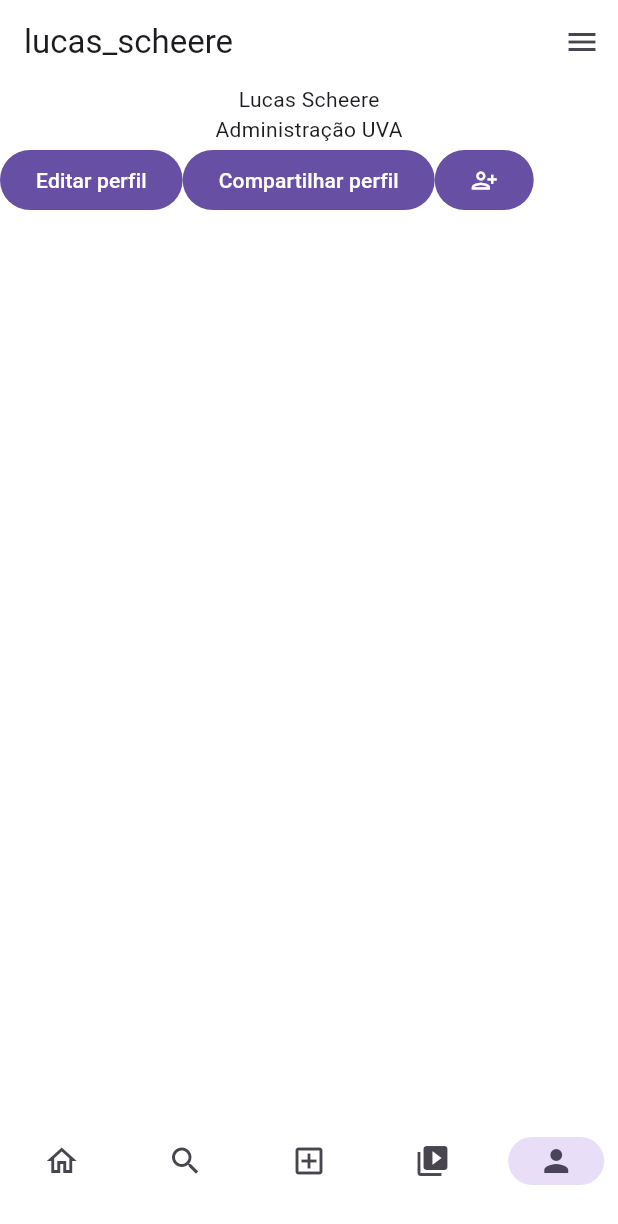
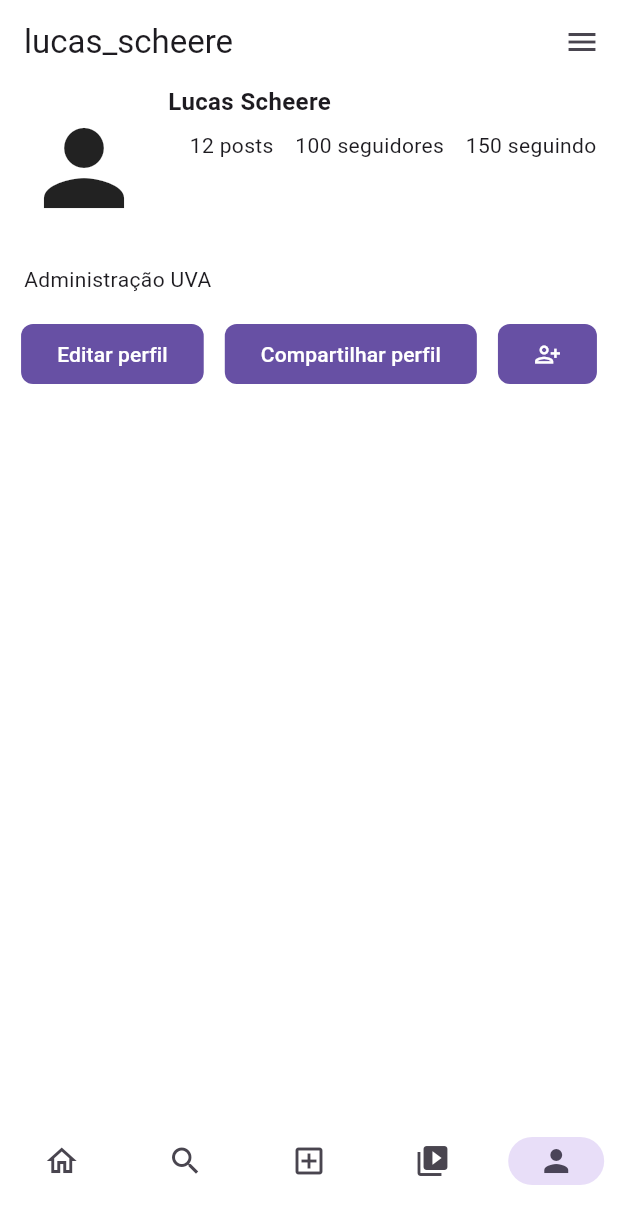
Before and after one commit to Lucasscheere/clone_instagram, a Flutter app: the screen it shows after launch, item 5 of the bottom bar chosen, on a phone screen of 412 x 824 dp. Shown: the top 1224 px of the screen. Run offline on Flutter 3.47's test engine with Material 3 defaults, Android fonts, the phone set to English and light mode, and no system bars; our stand-ins replace font_awesome_flutter, google_fonts.

Commit message:
feat page profile 'posts', 'follows' and 'followers'

```diff
--- a/lib/pages/profile.dart
+++ b/lib/pages/profile.dart
@@ -9,17 +9,86 @@ class ProfilePage extends StatelessWidget {
     return Scaffold(
       backgroundColor: Colors.white,
       appBar: AppBarProfile(),
-      endDrawer: Drawer(),
-      body: Column(
-        children: [Text('Lucas Scheere'), Text('Administração UVA'),
-        Row(
+      endDrawer: const Drawer(),
+      body: SizedBox(
+        width: double.infinity, // 👈 garante largura total
+        child: Column(
+          crossAxisAlignment: CrossAxisAlignment.start,
           children: [
-            FilledButton(onPressed: (){}, child: Text('Editar perfil')),
-            FilledButton(onPressed: (){}, child: Text('Compartilhar perfil')),
-            FilledButton(onPressed: (){}, child: Icon(Icons.person_add_alt_1_outlined)),
+            Row(
+              crossAxisAlignment: CrossAxisAlignment.start,
+              children: [
+                const Padding(
+                  padding: EdgeInsets.all(16),
+                  child: Icon(Icons.person, size: 80),
+                ),
+                Expanded(
+                  child: Column(
+                    crossAxisAlignment: CrossAxisAlignment.start,
+                    children: [
+                      const Text(
+                        'Lucas Scheere',
+                        style: TextStyle(
+                          fontSize: 16,
+                          fontWeight: FontWeight.bold,
+                        ),
+                      ),
+                      const SizedBox(height: 8),
+                      Row(
+                        mainAxisAlignment: MainAxisAlignment.spaceEvenly,
+                        children: const [
+                          Text('12 posts'),
+                          Text('100 seguidores'),
+                          Text('150 seguindo'),
+                        ],
+                      ),
+                    ],
+                  ),
+                ),
+              ],
+            ),
+            const SizedBox(height: 8),
+            const Padding(
+              padding: EdgeInsets.symmetric(horizontal: 16),
+              child: Text('Administração UVA'),
+            ),
+            const SizedBox(height: 16),
+
+            // Buttons
+            Row(
+              mainAxisAlignment: MainAxisAlignment.spaceEvenly,
+              children: [
+                FilledButton(
+                  onPressed: () {},
+                  style: FilledButton.styleFrom(
+                    shape: RoundedRectangleBorder(
+                      borderRadius: BorderRadius.circular(8.0),
+                    ),
+                  ),
+                  child: Text('Editar perfil'),
+                ),
+                FilledButton(
+                  onPressed: () {},
+                  style: FilledButton.styleFrom(
+                    shape: RoundedRectangleBorder(
+                      borderRadius: BorderRadius.circular(8.0),
+                    ),
+                  ),
+                  child: Text('Compartilhar perfil'),
+                ),
+                FilledButton(
+                  onPressed: () {},
+                  style: FilledButton.styleFrom(
+                    shape: RoundedRectangleBorder(
+                      borderRadius: BorderRadius.circular(8.0),
+                    ),
+                  ),
+                  child: Icon(Icons.person_add_alt_1_outlined),
+                ),
+              ],
+            ),
           ],
-        )
-        ],
+        ),
       ),
     );
   }
```
